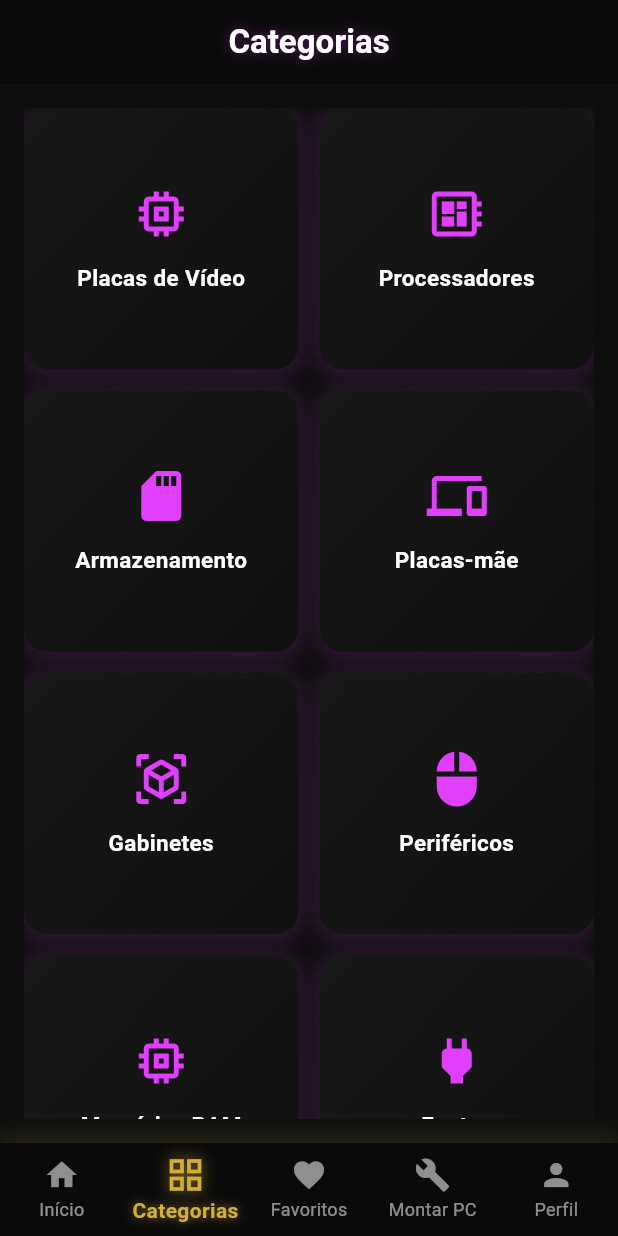
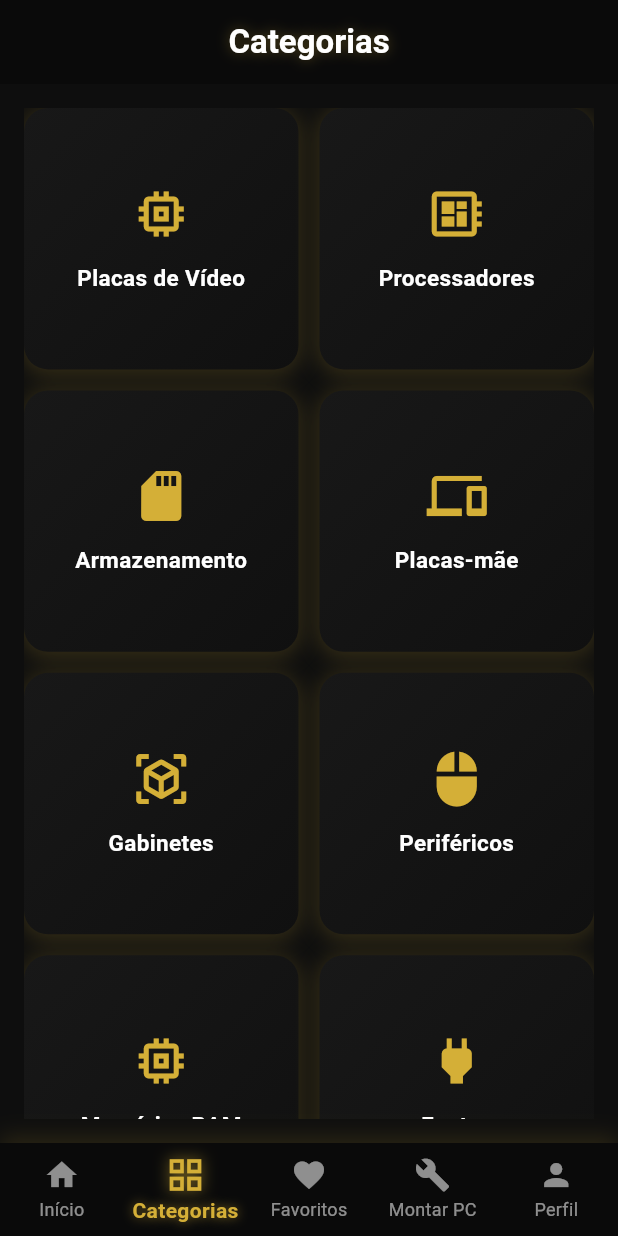
Before and after one commit to Dratiss/PromoHardFlutter, a Flutter app: the screen it shows after launch, item 2 of the bottom bar chosen, on a phone screen of 412 x 824 dp. Run offline on Flutter 3.47's test engine with Material 3 defaults, Android fonts, the phone set to English and light mode, and no system bars; our stand-ins replace share_plus; network calls fail.

Commit message:
Unifica tema para Black & Gold e gera icones do launcher
- Troca todos os brilhos/icones roxos (purpleAccent) pelo dourado (AppColors.goldAccent)
  em todas as telas; mantem vermelho (preco antigo/urgencia) e verde (preco promo)
- Adiciona import ../main.dart nas telas que passaram a usar AppColors
- flutter_launcher_icons: gera icones adaptativos Android a partir de assets/icon

Co-Authored-By: Claude Fable 5 <noreply@anthropic.com>

```diff
--- a/lib/pages/categories.dart
+++ b/lib/pages/categories.dart
@@ -1,4 +1,5 @@
 import 'package:flutter/material.dart';
+import '../main.dart';
 import 'category_products_page.dart';
 
 class CategoriesPage extends StatelessWidget {
@@ -31,7 +32,7 @@ class CategoriesPage extends StatelessWidget {
             color: Colors.white,
             shadows: [
               Shadow(
-                color: Colors.purpleAccent.withOpacity(0.35),
+                color: AppColors.goldAccent.withOpacity(0.35),
                 blurRadius: 10,
               ),
             ],
@@ -77,7 +78,7 @@ class CategoriesPage extends StatelessWidget {
                   ),
                   boxShadow: [
                     BoxShadow(
-                      color: Colors.purpleAccent.withOpacity(0.20),
+                      color: AppColors.goldAccent.withOpacity(0.20),
                       blurRadius: 12,
                       spreadRadius: 1,
                       offset: const Offset(0, 2),
@@ -90,7 +91,7 @@ class CategoriesPage extends StatelessWidget {
                   children: [
                     Icon(
                       category["icon"],
-                      color: Colors.purpleAccent,
+                      color: AppColors.goldAccent,
                       size: 40,
                     ),
 
--- a/lib/pages/category_products_page.dart
+++ b/lib/pages/category_products_page.dart
@@ -1,4 +1,5 @@
 import 'package:flutter/material.dart';
+import '../main.dart';
 import '../widgets/promocard.dart';
 import '../widgets/loading.dart';
 import '../services/promo_service.dart';
@@ -47,7 +48,7 @@ class _CategoryProductsPageState extends State<CategoryProductsPage> {
             fontWeight: FontWeight.bold,
             shadows: [
               Shadow(
-                color: Colors.purpleAccent.withOpacity(0.20),
+                color: AppColors.goldAccent.withOpacity(0.20),
                 blurRadius: 6,
               ),
             ],
--- a/lib/pages/favorites_page.dart
+++ b/lib/pages/favorites_page.dart
@@ -1,4 +1,5 @@
 import 'package:flutter/material.dart';
+import '../main.dart';
 import '../widgets/promocard.dart';
 import '../services/favorites_service.dart';
 import 'promo_details_page.dart';
@@ -30,7 +31,7 @@ class _FavoritesPageState extends State<FavoritesPage> {
             color: Colors.white,
             shadows: [
               Shadow(
-                color: Colors.purpleAccent.withOpacity(0.35),
+                color: AppColors.goldAccent.withOpacity(0.35),
                 blurRadius: 10,
               ),
             ],
--- a/lib/pages/home.dart
+++ b/lib/pages/home.dart
@@ -1,4 +1,5 @@
 import 'package:flutter/material.dart';
+import '../main.dart';
 import '../services/promo_service.dart';
 import '../widgets/promocard.dart';
 import '../widgets/loading.dart';
@@ -55,7 +56,7 @@ class _HomePageState extends State<HomePage> {
             fontWeight: FontWeight.bold,
             shadows: [
               Shadow(
-                color: Colors.purpleAccent.withOpacity(0.35),
+                color: AppColors.goldAccent.withOpacity(0.35),
                 blurRadius: 12,
               ),
             ],
@@ -73,7 +74,7 @@ class _HomePageState extends State<HomePage> {
                 borderRadius: BorderRadius.circular(14),
                 boxShadow: [
                   BoxShadow(
-                    color: Colors.purpleAccent.withOpacity(0.18),
+                    color: AppColors.goldAccent.withOpacity(0.18),
                     blurRadius: 14,
                     spreadRadius: 1,
                   ),
--- a/lib/pages/settings_page.dart
+++ b/lib/pages/settings_page.dart
@@ -1,4 +1,5 @@
 import 'package:flutter/material.dart';
+import '../main.dart';
 
 class SettingsPage extends StatelessWidget {
   const SettingsPage({super.key});
@@ -20,7 +21,7 @@ class SettingsPage extends StatelessWidget {
             fontWeight: FontWeight.bold,
             shadows: [
               Shadow(
-                color: Colors.purpleAccent.withOpacity(0.20),
+                color: AppColors.goldAccent.withOpacity(0.20),
                 blurRadius: 6,
               ),
             ],
```
Also changed, not shown: lib/pages/about_page.dart (+4 -3 lines), lib/pages/build_pc.dart (+4 -3 lines), lib/pages/profile.dart (+4 -3 lines), 12 other files.
